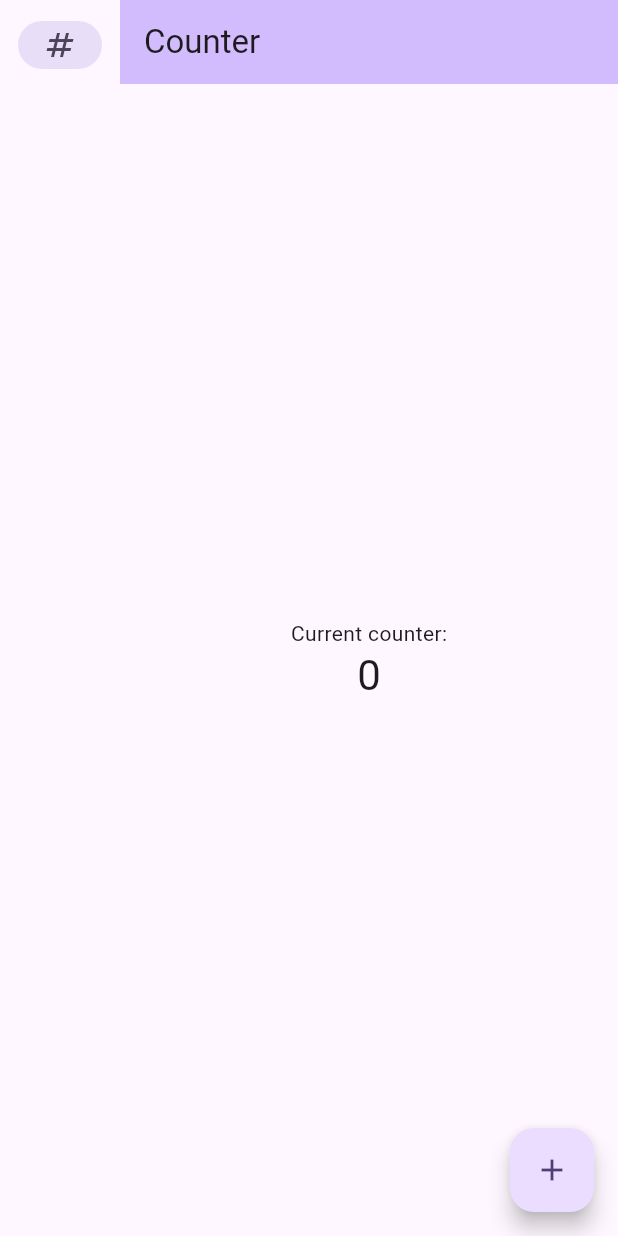
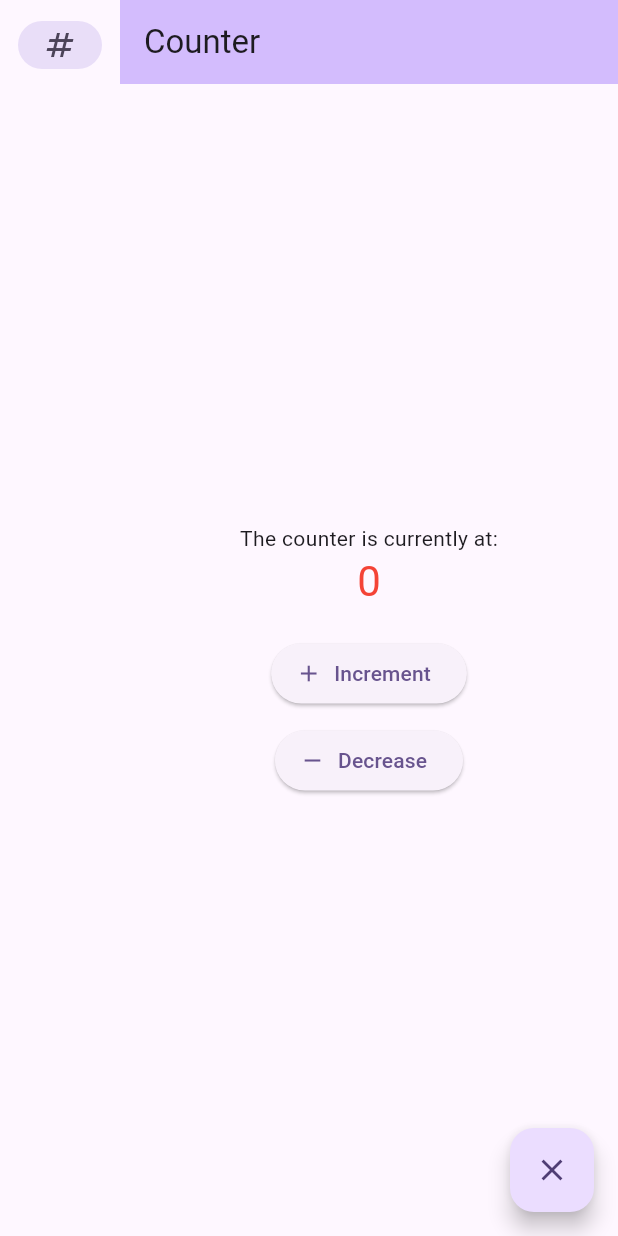
Before and after one commit to nfolleraas/Multi-Purpose-Flutter-App, a Flutter app: the screen it shows after launch, on a phone screen of 412 x 824 dp. Run offline on Flutter 3.47's test engine with Material 3 defaults, Android fonts, the phone set to English and light mode, and no system bars.

Commit message:
added increment, decrease and reset buttons to the counter page

```diff
--- a/lib/models/counter.dart
+++ b/lib/models/counter.dart
@@ -15,7 +15,7 @@ class Counter extends ChangeNotifier {
     notifyListeners();
   }
 
-  void resetCounter() {
+  void reset() {
     _amount = 0;
     notifyListeners();
   }
--- a/lib/pages/counter_page.dart
+++ b/lib/pages/counter_page.dart
@@ -30,18 +30,41 @@ class _CounterPageState extends State<CounterPage> {
         child: Column(
           mainAxisAlignment: .center,
           children: [
-            const Text('Current counter:'),
+            const Text('The counter is currently at:'),
             Text(
               '${counter.amount}',
-              style: Theme.of(context).textTheme.headlineMedium,
+              style: Theme.of(context).textTheme.headlineMedium?.copyWith( // Use the theme with custom style properties
+                color: counter.amount > 0 ? Colors.green : Colors.red
+              ),
+            ),
+            SizedBox(height: 20),
+            Column(
+              mainAxisAlignment: .center,
+              spacing: 10,
+              children: [
+                ElevatedButton.icon(
+                  onPressed: () {
+                    counter.increment();
+                  },
+                  icon: Icon(Icons.add),
+                  label: Text('Increment'),
+                ),
+                ElevatedButton.icon(
+                  onPressed: () {
+                    counter.decrease();
+                  },
+                  icon: Icon(Icons.remove),
+                  label: Text('Decrease'),
+                ),
+              ],
             ),
           ],
         ),
       ),
       floatingActionButton: FloatingActionButton(
-        onPressed: counter.increment,
-        tooltip: 'Increment',
-        child: const Icon(Icons.add),
+        onPressed: counter.reset,
+        tooltip: 'Reset',
+        child: const Icon(Icons.clear),
       ),
     );
   }
```
